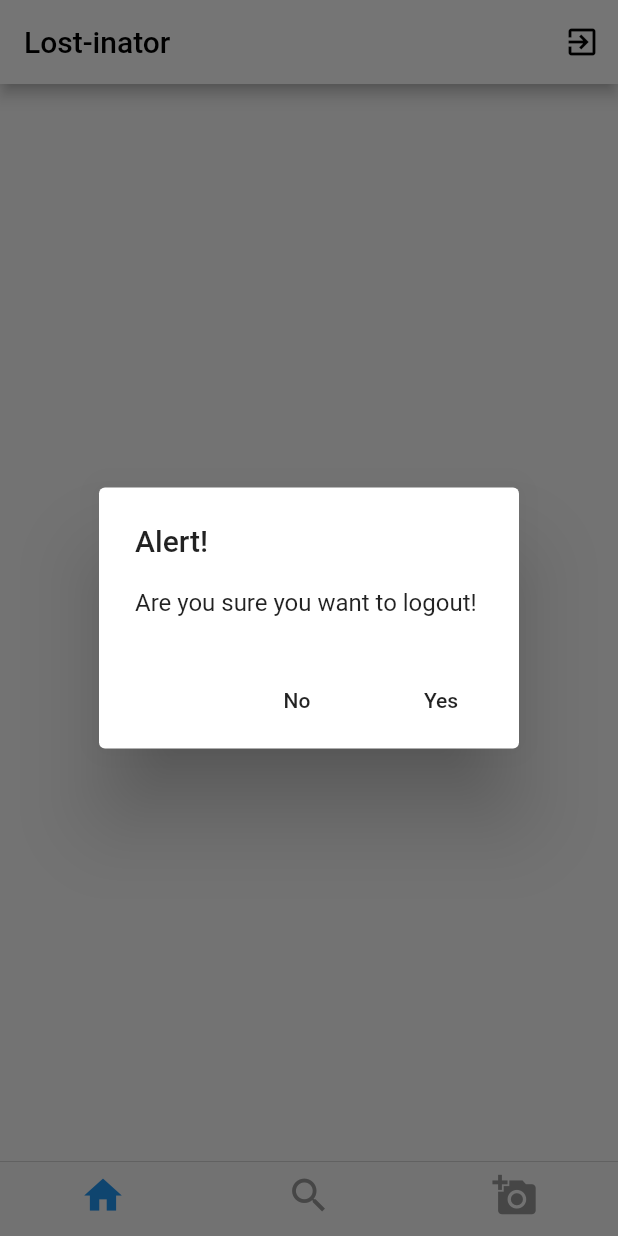
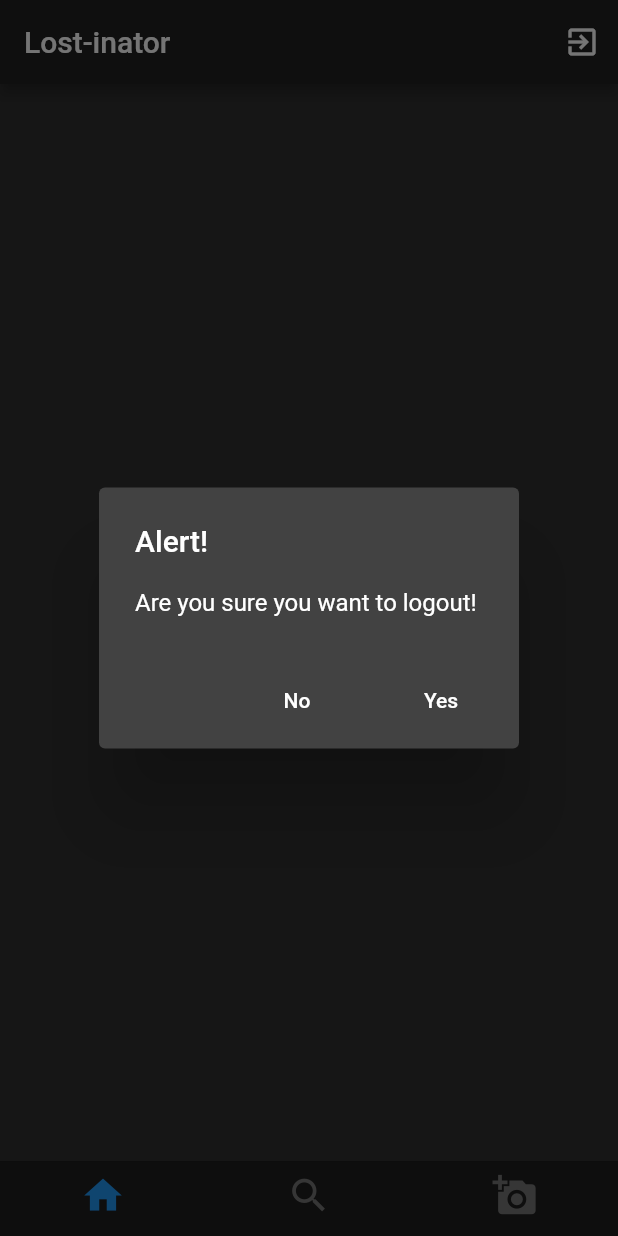
Before and after one commit to Rohithgilla12/lost-inator, a Flutter app: the screen it shows once a user with an empty profile is signed in, after a tap on the "exit to app" icon, on a phone screen of 412 x 824 dp. Run offline on Flutter 3.47's test engine with Material 2 defaults, Android fonts, the phone set to English and light mode, and no system bars; our stand-ins replace built_value, cached_network_image, cloud_firestore, firebase_auth, firebase_storage, flutter_image_compress and 3 more; missing offline and left inert: firebase_ml_vision; accounts and stored records are empty; generated files the repository leaves out were written again.

Commit message:
dark theme plus added redux store

```diff
--- a/lib/main.dart
+++ b/lib/main.dart
@@ -32,10 +32,7 @@ class MyApp extends StatelessWidget {
         SignupScreen.id: (BuildContext context) => SignupScreen(),
         HomeScreen.id: (BuildContext context) => HomeScreen(),
       },
-      theme: ThemeData(
-          primaryIconTheme: Theme.of(context).primaryIconTheme.copyWith(
-                color: Colors.black,
-              )),
+      theme: ThemeData.dark(),
     );
   }
 }
--- a/lib/screens/feed_screen.dart
+++ b/lib/screens/feed_screen.dart
@@ -188,12 +188,12 @@ class _FeedScreenState extends State<FeedScreen> {
   Widget build(BuildContext context) {
     return Scaffold(
       appBar: AppBar(
-        backgroundColor: Colors.white,
-        title: Text(
+        // backgroundColor: Colors.white,
+        title: const Text(
           'Lost-inator',
-          style: TextStyle(
-            color: Colors.black,
-          ),
+          // style: TextStyle(
+          //     // color: Colors.black,
+          //     ),
         ),
         actions: <Widget>[
           IconButton(
--- a/pubspec.yaml
+++ b/pubspec.yaml
@@ -38,6 +38,8 @@ dependencies:
   uuid: ^2.0.2
   built_value: ^7.0.9
   built_collection: ^4.3.2
+  redux: ^4.0.0
+  flutter_redux: ^0.6.0
 
 dev_dependencies:
   flutter_test:
```
Also changed, not shown: pubspec.lock, 1 other file.
